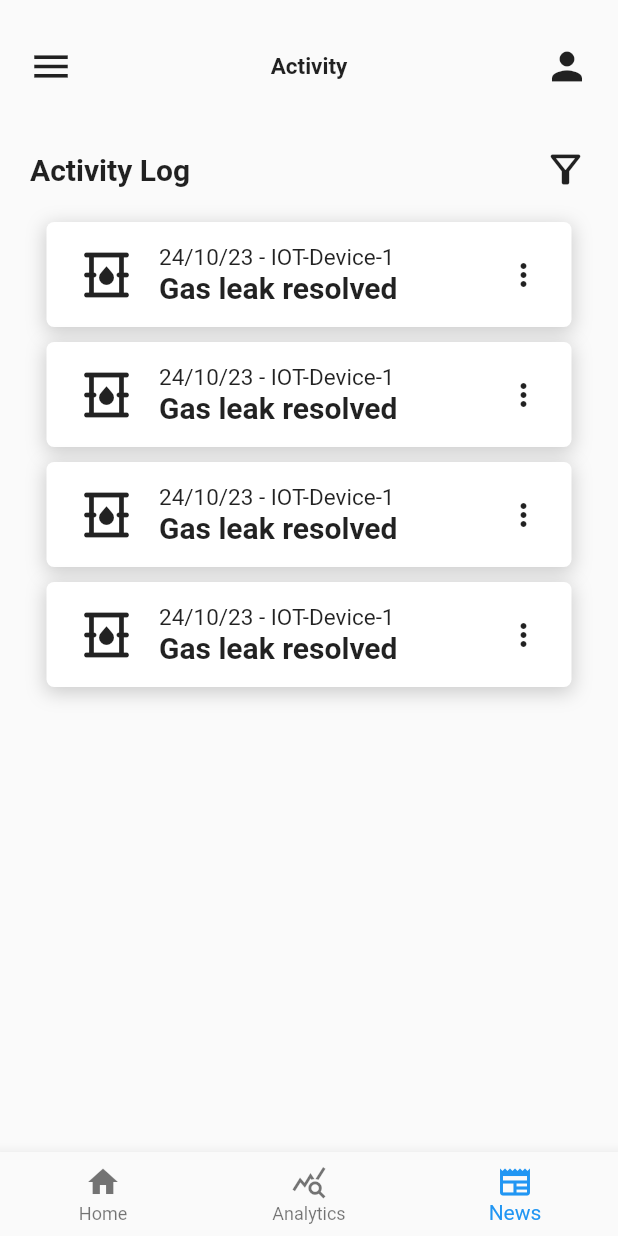
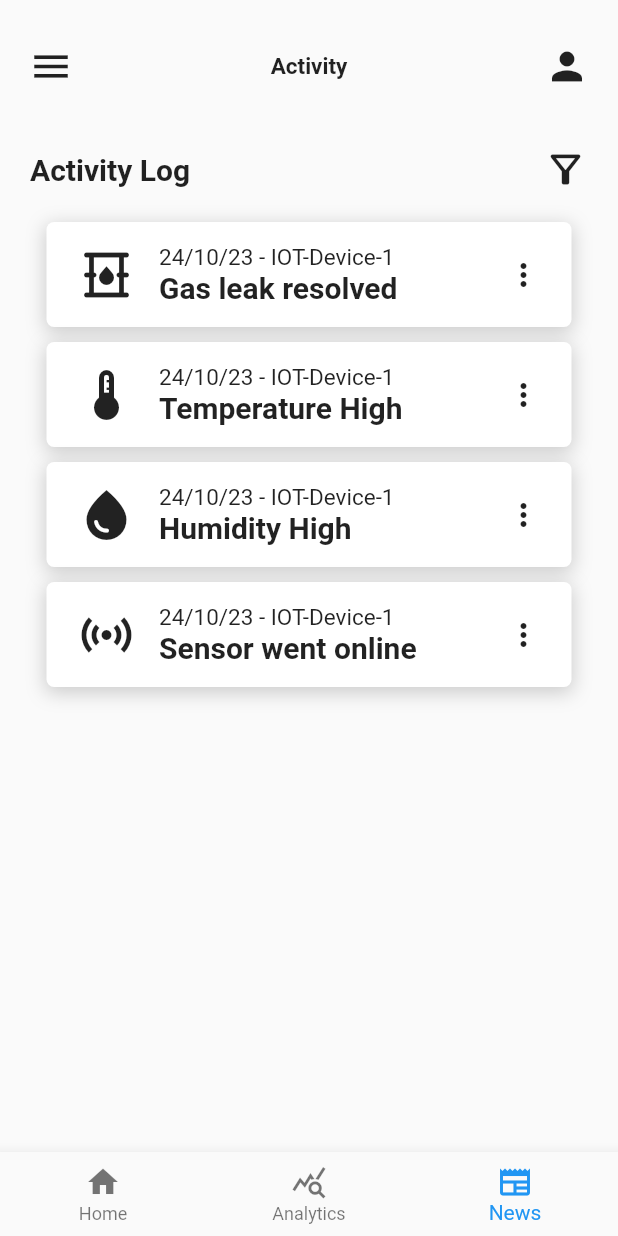
Before and after one commit to Binteng16/Air-Quality-Control-UI, a Flutter app: the ActivityScreen screen opened directly, on a phone screen of 412 x 824 dp. Run offline on Flutter 3.47's test engine with Material 2 defaults, Android fonts, the phone set to English and light mode, and no system bars.

Commit message:
iot_teng from tata

```diff
--- a/lib/component/activity_con.dart
+++ b/lib/component/activity_con.dart
@@ -5,10 +5,12 @@ class ActivityCon extends StatelessWidget {
       {Key? key,
       required this.text1,
       required this.text2,
-      required this.iconanalytics})
+      required this.iconanalytics,
+      required this.onpressed})
       : super(key: key);
   final String text1, text2;
   final IconData iconanalytics;
+  final VoidCallback onpressed;
 
   @override
   Widget build(BuildContext context) {
@@ -57,7 +59,9 @@ class ActivityCon extends StatelessWidget {
               ),
             ),
             Spacer(),
-            Icon(Icons.more_vert)
+            InkWell(
+              onTap: onpressed,
+                child: Icon(Icons.more_vert))
           ],
         ),
       ),
--- a/lib/component/top_navbar.dart
+++ b/lib/component/top_navbar.dart
@@ -1,4 +1,5 @@
 import 'package:flutter/material.dart';
+import 'package:iot_teng/pages/page_profile.dart';
 
 class TopNavbar extends StatelessWidget {
    const TopNavbar({super.key, required this.icon1, required this.text1});
@@ -32,7 +33,10 @@ class TopNavbar extends StatelessWidget {
             ),
             IconButton(
               onPressed: () {
-
+                Navigator.push(
+                  context,
+                  MaterialPageRoute(builder: (context) => PageProfile()),
+                );
               },
               icon: Icon(
                 Icons.person,
--- a/lib/pages/activity_screen.dart
+++ b/lib/pages/activity_screen.dart
@@ -1,6 +1,9 @@
 import 'package:flutter/material.dart';
 import 'package:iot_teng/component/activity_con.dart';
 import 'package:iot_teng/component/top_navbar.dart';
+import 'package:iot_teng/pages/activiy_log_detail/activity_log_detail_gas.dart';
+import 'package:iot_teng/pages/activiy_log_detail/activity_log_detail_online.dart';
+import 'package:iot_teng/pages/filter_activity/activity_filter_1.dart';
 
 import 'analytics_screen.dart';
 import 'dashboard_screen.dart';
@@ -14,6 +17,7 @@ class ActivityScreen extends StatefulWidget {
 
 class _ActivityScreenState extends State<ActivityScreen> {
   int _currentIndex = 2;
+
   @override
   Widget build(BuildContext context) {
     return SafeArea(
@@ -61,26 +65,78 @@ class _ActivityScreenState extends State<ActivityScreen> {
           ],
         ),
         body: Column(
-            children: <Widget> [
+          children: <Widget>[
             TopNavbar(icon1: Icons.menu, text1: 'Activity'),
             Padding(
               padding: const EdgeInsets.only(left: 20, right: 20, top: 30),
               child: Row(
                 mainAxisAlignment: MainAxisAlignment.spaceBetween,
-                  children: <Widget> [
-                    Text('Activity Log', style: TextStyle(fontWeight: FontWeight.bold, fontSize: 20),),
-                    Icon(Icons.filter_alt_outlined, size: 30,)
+                children: <Widget>[
+                  Text(
+                    'Activity Log',
+                    style: TextStyle(fontWeight: FontWeight.bold, fontSize: 20),
+                  ),
+                  InkWell(
+                    onTap: () {
+                      Navigator.push(
+                        context,
+                        MaterialPageRoute(builder: (context) => ActivityFilter1()),
+                      );
+                    },
+                    child: Icon(
+                      Icons.filter_alt_outlined,
+                      size: 30,
+                    ),
+                  )
                 ],
               ),
             ),
-              SizedBox(height: 20,),
-              ActivityCon(text1: '24/10/23 - IOT-Device-1', text2: 'Gas leak resolved', iconanalytics: Icons.oil_barrel_outlined),
-              SizedBox(height: 10,),
-              ActivityCon(text1: '24/10/23 - IOT-Device-1', text2: 'Gas leak resolved', iconanalytics: Icons.oil_barrel_outlined),
-              SizedBox(height: 10,),
-              ActivityCon(text1: '24/10/23 - IOT-Device-1', text2: 'Gas leak resolved', iconanalytics: Icons.oil_barrel_outlined),
-              SizedBox(height: 10,),
-              ActivityCon(text1: '24/10/23 - IOT-Device-1', text2: 'Gas leak resolved', iconanalytics: Icons.oil_barrel_outlined),
+            SizedBox(
+              height: 20,
+            ),
+            ActivityCon(
+              text1: '24/10/23 - IOT-Device-1',
+              text2: 'Gas leak resolved',
+              iconanalytics: Icons.oil_barrel_outlined,
+              onpressed: () {
+                Navigator.push(
+                  context,
+                  MaterialPageRoute(builder: (context) => ActivityLogDetail1()),
+                );
+              },
+            ),
+            SizedBox(
+              height: 10,
+            ),
+            ActivityCon(
+              text1: '24/10/23 - IOT-Device-1',
+              text2: 'Temperature High',
+              iconanalytics: Icons.thermostat,
+              onpressed: () {},
+            ),
+            SizedBox(
+              height: 10,
+            ),
+            ActivityCon(
+              text1: '24/10/23 - IOT-Device-1',
+              text2: 'Humidity High',
+              iconanalytics: Icons.water_drop,
+              onpressed: () {},
+            ),
+            SizedBox(
+              height: 10,
+            ),
+            ActivityCon(
+              text1: '24/10/23 - IOT-Device-1',
+              text2: 'Sensor went online',
+              iconanalytics: Icons.sensors,
+              onpressed: () {
+                Navigator.push(
+                  context,
+                  MaterialPageRoute(builder: (context) => ActivityLogDetailSensor()),
+                );
+              },
+            ),
           ],
         ),
       ),
--- a/pubspec.yaml
+++ b/pubspec.yaml
@@ -35,6 +35,7 @@ dependencies:
   # The following adds the Cupertino Icons font to your application.
   # Use with the CupertinoIcons class for iOS style icons.
   cupertino_icons: ^1.0.2
+  persistent_bottom_nav_bar: ^5.0.2
 
 dev_dependencies:
   flutter_test:
@@ -65,6 +66,9 @@ flutter:
      - assets/icon_github.png
      - assets/icon_google.png
      - assets/img_login.png
+     - assets/gasleak.png
+     - assets/online.png
+     - assets/offline.png
 
 
   # An image asset can refer to one or more resolution-specific "variants", see
```
Also changed, not shown: lib/pages/login_screen.dart (+9 -1 lines), pubspec.lock. Lines whose indentation alone changed are shown as unchanged.
